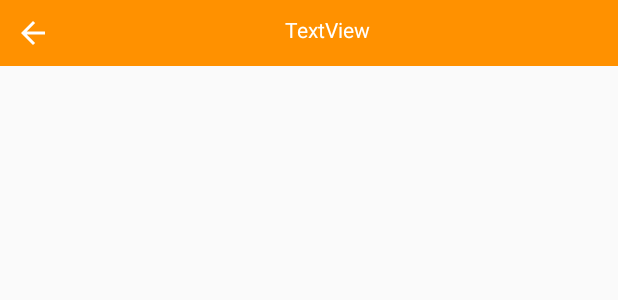
After one commit to ngangavic/ChatApp, an Android app: the layout custom_chat_action_bar.xml on its own in the app's theme, with its tools: preview values and no code run, on a phone screen of 412 x 824 dp. The commit adds this screen. Shown: the top 300 px of the screen. Run offline under Robolectric (Android 15) with nearby library versions, the phone set to English and light mode, and no system bars.

Commit message:
chat activity custom action bar

```diff
--- a/app/src/main/AndroidManifest.xml
+++ b/app/src/main/AndroidManifest.xml
@@ -9,7 +9,8 @@
         android:roundIcon="@mipmap/ic_launcher_round"
         android:supportsRtl="true"
         android:theme="@style/AppTheme">
-        <activity android:name=".chat.ChatActivity"></activity>
+        <activity android:name=".chat.ChatActivity"
+            android:theme="@style/ChatTheme"/>
         <activity
             android:name=".main.TabbedActivity"
             android:label="@string/app_name"
--- /dev/null
+++ b/app/src/main/res/drawable/ic_arrow_back.xml
@@ -0,0 +1,5 @@
+<vector android:height="24dp" android:tint="#FFFFFF"
+    android:viewportHeight="24" android:viewportWidth="24"
+    android:width="24dp" xmlns:android="http://schemas.android.com/apk/res/android">
+    <path android:fillColor="@android:color/white" android:pathData="M20,11H7.83l5.59,-5.59L12,4l-8,8 8,8 1.41,-1.41L7.83,13H20v-2z"/>
+</vector>
--- /dev/null
+++ b/app/src/main/res/layout/custom_chat_action_bar.xml
@@ -0,0 +1,23 @@
+<?xml version="1.0" encoding="utf-8"?>
+<LinearLayout xmlns:android="http://schemas.android.com/apk/res/android"
+    xmlns:app="http://schemas.android.com/apk/res-auto"
+    android:background="@color/colorPrimary"
+    android:orientation="horizontal" android:layout_width="match_parent"
+    android:padding="10dp"
+    android:layout_height="wrap_content">
+
+    <ImageView
+        android:id="@+id/imageViewBack"
+        android:layout_width="wrap_content"
+        android:layout_height="wrap_content"
+        android:src="@drawable/ic_arrow_back" />
+
+    <TextView
+        android:id="@+id/textViewEmail"
+        android:layout_width="wrap_content"
+        android:layout_height="wrap_content"
+        android:layout_weight="1"
+        android:textAlignment="center"
+        android:textColor="@color/colorWhite"
+        android:text="TextView" />
+</LinearLayout>
--- a/app/src/main/res/layout/fragment_chat.xml
+++ b/app/src/main/res/layout/fragment_chat.xml
@@ -4,8 +4,6 @@
     xmlns:tools="http://schemas.android.com/tools"
     android:layout_width="match_parent"
     android:layout_height="match_parent"
-    android:focusable="true"
-    android:focusableInTouchMode="true"
     tools:context=".main.ui.main.chats.ChatFragment">
 
     <androidx.constraintlayout.widget.ConstraintLayout
--- a/app/src/main/res/values/styles.xml
+++ b/app/src/main/res/values/styles.xml
@@ -22,4 +22,12 @@
 
     <style name="AppTheme.PopupOverlay" parent="ThemeOverlay.AppCompat.Light" />
 
+    <style name="ChatTheme" parent="Theme.AppCompat.Light">
+        <item name="colorPrimary">@color/colorPrimary</item>
+        <item name="colorPrimaryDark">@color/colorPrimaryDark</item>
+        <item name="colorAccent">@color/colorAccent</item>
+        <item name="android:actionBarSize">50dp</item>
+        <item name="actionBarSize">50dp</item>
+    </style>
+
 </resources>
```
Also changed, not shown: app/src/main/java/com/ngangavictor/mychat/chat/ChatActivity.kt (+39 -22 lines), app/src/main/res/layout/activity_chat.xml (+9 -20 lines).
